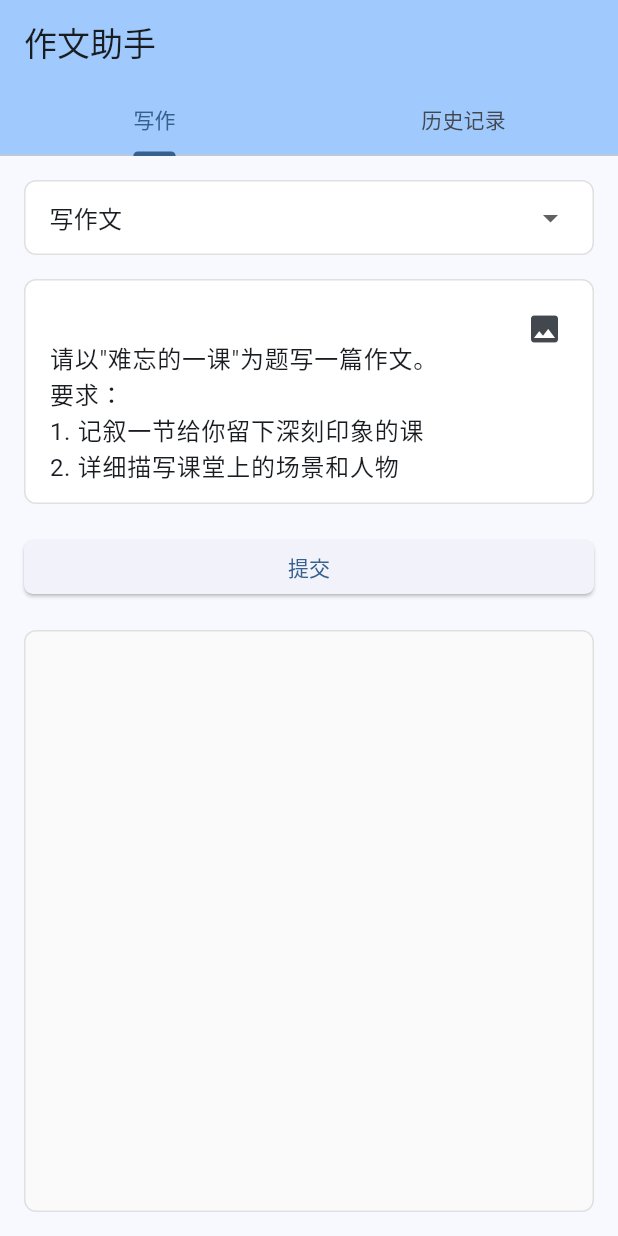
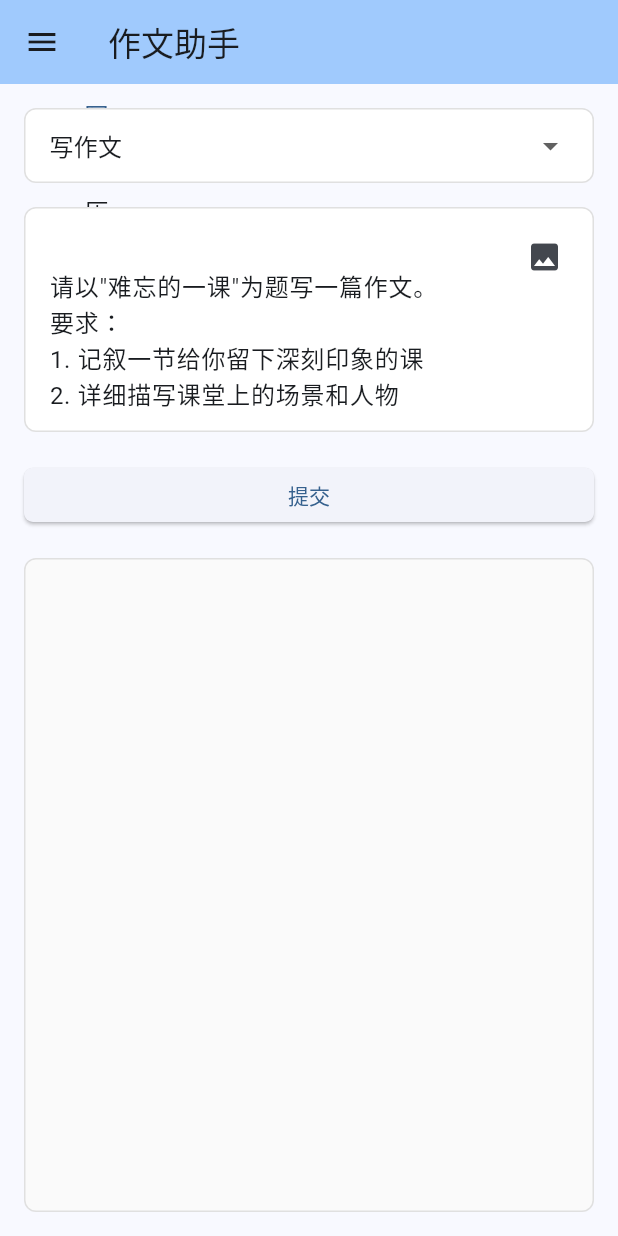
Before and after one commit to easycheaplife/word_smith, a Flutter app: the screen it shows after launch, after a tap on the "image" icon, on a phone screen of 412 x 824 dp. Run offline on Flutter 3.47's test engine with Material 3 defaults, Android fonts, the phone set to English and light mode, and no system bars; our stand-ins replace image_picker, shared_preferences; missing offline and left inert: dart:html, dart:ui_web.

Commit message:
update UI layout

```diff
--- a/lib/config/app_strings.dart
+++ b/lib/config/app_strings.dart
@@ -32,4 +32,7 @@ class AppStrings {
   static const clearHistory = '清除历史记录';
   static const clearHistoryTitle = '清除历史记录';
   static const clearHistoryConfirm = '确定要清除所有历史记录吗？此操作不可恢复。';
+
+  // 侧边栏相关
+  static const toggleDrawer = '显示/隐藏菜单';
 }
--- a/lib/main.dart
+++ b/lib/main.dart
@@ -46,6 +46,7 @@
   late TabController _tabController;
   List<EssayHistory> _histories = [];
   final HistoryService _historyService = HistoryService();
+  bool _isDrawerOpen = false;
 
   // 定义功能选项
   final Map<String, Map<String, dynamic>> _functionOptions = {
@@ -75,6 +76,13 @@
       'function': (EssayService service) => service.reviewEssay,
     },
   };
+
+  // 添加切换侧边栏方法
+  void _toggleDrawer() {
+    setState(() {
+      _isDrawerOpen = !_isDrawerOpen;
+    });
+  }
 
   @override
   void initState() {
@@ -225,7 +233,10 @@
 
   Future<void> _pickAndRecognizeImage() async {
     try {
-      setState(() => _isLoading = true);
+      setState(() {
+        _isLoading = true;
+        _result = ''; // 清空结果显示
+      });
 
       final picker = ImagePicker();
       final image = await picker.pickImage(source: ImageSource.gallery);
@@ -268,23 +279,69 @@
   Widget build(BuildContext context) {
     return Scaffold(
       appBar: AppBar(
+        leading: IconButton(
+          icon: const Icon(Icons.menu),
+          onPressed: _toggleDrawer,
+          tooltip: AppStrings.toggleDrawer,
+        ),
         title: Text(AppStrings.appTitle),
         backgroundColor: Theme.of(context).colorScheme.inversePrimary,
-        bottom: TabBar(
-          controller: _tabController,
-          tabs: const [
-            Tab(text: AppStrings.writeTab),
-            Tab(text: AppStrings.historyTab),
+      ),
+      body: Row(
+        children: [
+          // 侧边栏
+          AnimatedContainer(
+            duration: const Duration(milliseconds: 200),
+            width: _isDrawerOpen ? 250 : 0, // 完全隐藏时宽度为0
+            decoration: BoxDecoration(
+              color: Theme.of(context).cardColor,
+              border: Border(
+                right: BorderSide(
+                  color: Colors.grey.shade300,
+                ),
+              ),
+            ),
+            child: ListView(
+              children: [
+                ListTile(
+                  leading: const Icon(Icons.edit),
+                  title: const Text(AppStrings.writeTab),
+                  selected: _tabController.index == 0,
+                  onTap: () {
+                    setState(() => _tabController.index = 0);
+                    if (MediaQuery.of(context).size.width < 600) {
+                      // 在小屏幕上自动隐藏
+                      _toggleDrawer();
+                    }
+                  },
+                ),
+                ListTile(
+                  leading: const Icon(Icons.history),
+                  title: const Text(AppStrings.historyTab),
+                  selected: _tabController.index == 1,
+                  onTap: () {
+                    setState(() => _tabController.index = 1);
+                    if (MediaQuery.of(context).size.width < 600) {
+                      // 在小屏幕上自动隐藏
+                      _toggleDrawer();
+                    }
+                  },
+                ),
               ],
             ),
           ),
-      body: TabBarView(
+          // 主内容区域
+          Expanded(
+            child: TabBarView(
               controller: _tabController,
               children: [
                 _buildWriteTab(),
                 HistoryPage(
                   histories: _histories,
                   onClearHistories: _clearHistories,
+                ),
+              ],
+            ),
           ),
         ],
       ),
```
Lines whose indentation alone changed are shown as unchanged.
